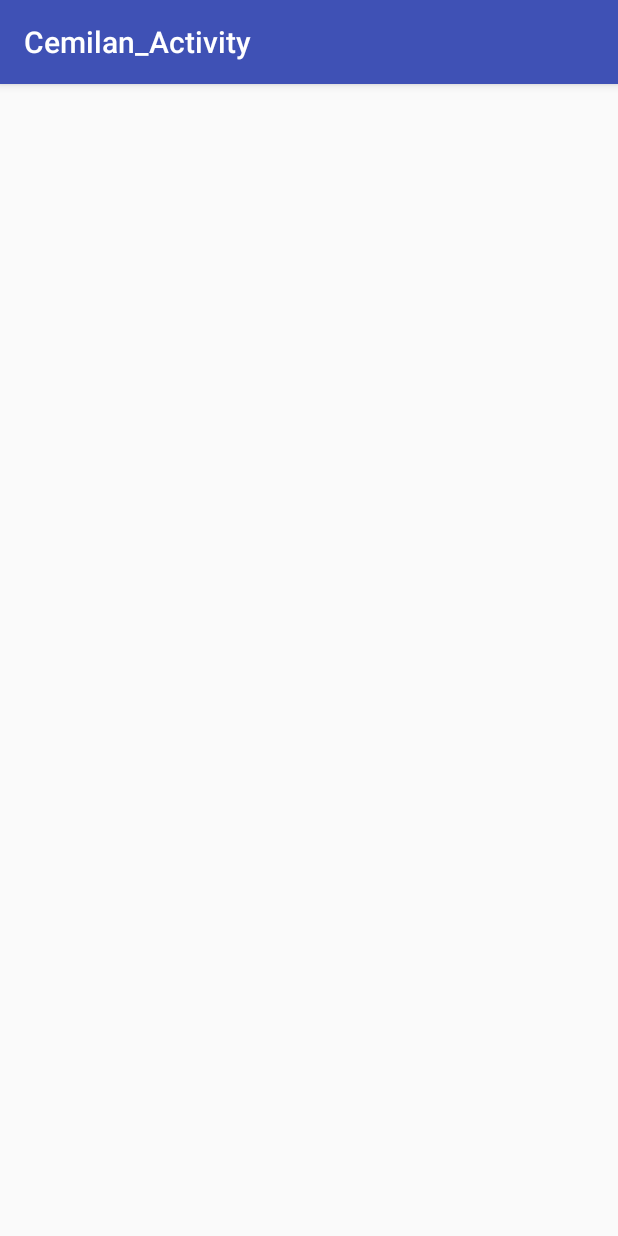
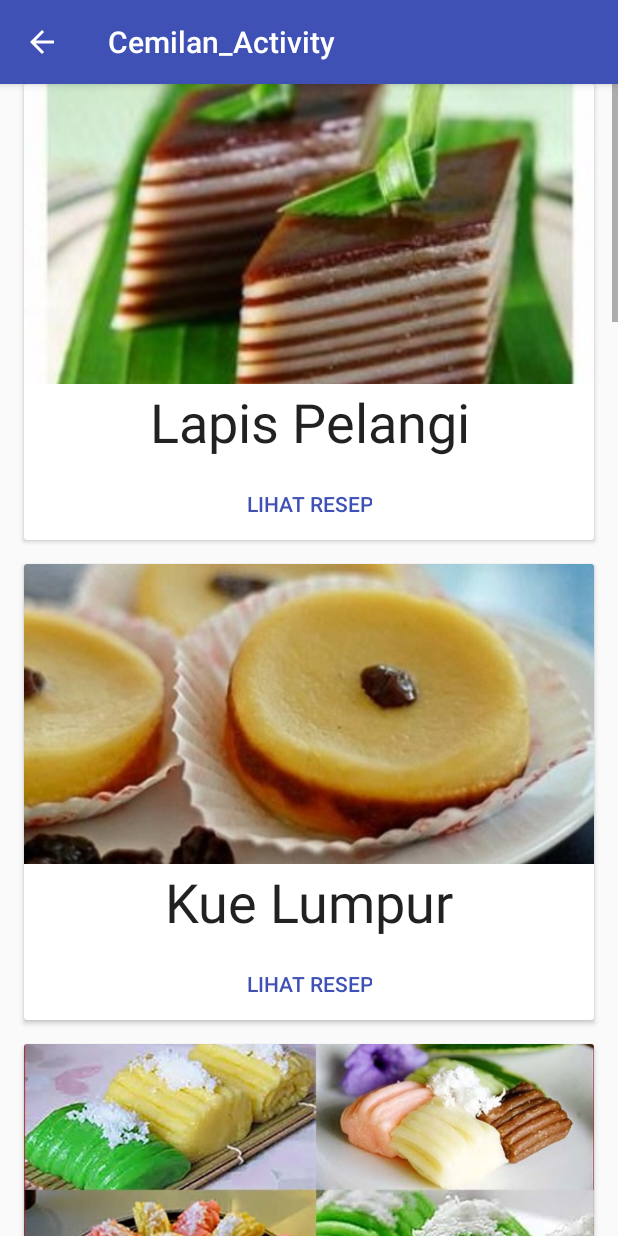
Before and after one commit to salsasavira/Javoodzzz, an Android app: the Cemilan_Activity screen opened directly, with no data from a screen before it, on a phone screen of 412 x 824 dp. Run offline under Robolectric (Android 15) with nearby library versions, the phone set to English and light mode, and no system bars.

Commit message:
+Recycler View and Detail for Cemilan

```diff
--- a/app/src/main/AndroidManifest.xml
+++ b/app/src/main/AndroidManifest.xml
@@ -36,6 +36,10 @@
         <activity
             android:name=".Detail.Detail_Minuman"
             android:label="@string/title_activity_detail__minuman"
+            android:theme="@style/AppTheme" />
+        <activity
+            android:name=".Detail.Detail_Cemilan"
+            android:label="@string/title_activity_detail__cemilan"
             android:theme="@style/AppTheme"></activity>
     </application>
 
--- a/app/src/main/java/id/sch/smktelkom_mlg/project2/xirpl32425263034/javoods/Cemilan_Activity.java
+++ b/app/src/main/java/id/sch/smktelkom_mlg/project2/xirpl32425263034/javoods/Cemilan_Activity.java
@@ -1,10 +1,26 @@
 package id.sch.smktelkom_mlg.project2.xirpl32425263034.javoods;
 
+import android.content.ContentResolver;
+import android.content.Intent;
+import android.content.res.Resources;
+import android.content.res.TypedArray;
 import android.os.Bundle;
 import android.support.v7.app.AppCompatActivity;
+import android.support.v7.widget.LinearLayoutManager;
+import android.support.v7.widget.RecyclerView;
 import android.support.v7.widget.Toolbar;
+import android.view.View;
 
-public class Cemilan_Activity extends AppCompatActivity {
+import java.util.ArrayList;
+
+import id.sch.smktelkom_mlg.project2.xirpl32425263034.javoods.Detail.Detail_Cemilan;
+import id.sch.smktelkom_mlg.project2.xirpl32425263034.javoods.adapter.CemilanAdapter;
+import id.sch.smktelkom_mlg.project2.xirpl32425263034.javoods.model.Cemilan;
+
+public class Cemilan_Activity extends AppCompatActivity implements CemilanAdapter.ICemilanAdapter {
+    public static final String CEMILAN = "cemilan";
+    ArrayList<Cemilan> mList = new ArrayList<>();
+    CemilanAdapter mAdapter;
 
     @Override
     protected void onCreate(Bundle savedInstanceState) {
@@ -12,8 +28,50 @@ public class Cemilan_Activity extends AppCompatActivity {
         setContentView(R.layout.activity_cemilan_);
         Toolbar toolbar = (Toolbar) findViewById(R.id.toolbar);
         setSupportActionBar(toolbar);
+        getSupportActionBar().setDisplayHomeAsUpEnabled(true);
+        toolbar.setNavigationOnClickListener(new View.OnClickListener() {
+            @Override
+            public void onClick(View view) {
+                onBackPressed();
+            }
+        });
 
+        RecyclerView recyclerView = (RecyclerView) findViewById(R.id.recyclerViewCemilan);
+        LinearLayoutManager layoutManager = new LinearLayoutManager(this);
+        recyclerView.setLayoutManager(layoutManager);
+        mAdapter = new CemilanAdapter(this, mList);
+        recyclerView.setAdapter(mAdapter);
+
+        filldata();
+    }
+
+    private void filldata() {
+        Resources resources = getResources();
+        String[] arJudul = resources.getStringArray(R.array.judulcemilan);
+        String[] arStep = resources.getStringArray(R.array.stepcemilan);
+        TypedArray a = resources.obtainTypedArray(R.array.cemilan_picture);
+        String[] arFoto = new String[a.length()];
+
+        for (int i = 0; i < arFoto.length; i++) {
+            int id = a.getResourceId(i, 0);
+            arFoto[i] = ContentResolver.SCHEME_ANDROID_RESOURCE + "://"
+                    + resources.getResourcePackageName(id) + '/'
+                    + resources.getResourceTypeName(id) + '/'
+                    + resources.getResourceEntryName(id);
+        }
+        a.recycle();
+
+        for (int i = 0; i < arJudul.length; i++) {
+            mList.add(new Cemilan(arJudul[i], arStep[i], arFoto[i]));
+        }
+        mAdapter.notifyDataSetChanged();
 
     }
 
+    @Override
+    public void doClick(int pos) {
+        Intent intent = new Intent(this, Detail_Cemilan.class);
+        intent.putExtra(CEMILAN, mList.get(pos));
+        startActivity(intent);
+    }
 }
--- a/app/src/main/java/id/sch/smktelkom_mlg/project2/xirpl32425263034/javoods/adapter/CemilanAdapter.java
+++ b/app/src/main/java/id/sch/smktelkom_mlg/project2/xirpl32425263034/javoods/adapter/CemilanAdapter.java
@@ -1,5 +1,7 @@
 package id.sch.smktelkom_mlg.project2.xirpl32425263034.javoods.adapter;
 
+import android.content.Context;
+import android.net.Uri;
 import android.support.v7.widget.RecyclerView;
 import android.view.LayoutInflater;
 import android.view.View;
@@ -7,13 +9,25 @@ import android.view.ViewGroup;
 import android.widget.ImageView;
 import android.widget.TextView;
 
+import java.util.ArrayList;
+
 import id.sch.smktelkom_mlg.project2.xirpl32425263034.javoods.R;
+import id.sch.smktelkom_mlg.project2.xirpl32425263034.javoods.model.Cemilan;
 
 /**
  * Created by Prasetya on 7/4/2017.
  */
 
 public class CemilanAdapter extends RecyclerView.Adapter<CemilanAdapter.ViewHolder> {
+
+    ArrayList<Cemilan> cemilanList;
+    ICemilanAdapter mICemilanAdapter;
+
+    public CemilanAdapter(Context context, ArrayList<Cemilan> cemilanList) {
+        this.cemilanList = cemilanList;
+        mICemilanAdapter = (ICemilanAdapter) context;
+    }
+
     @Override
     public ViewHolder onCreateViewHolder(ViewGroup parent, int viewType) {
         View v = LayoutInflater.from(parent.getContext()).inflate(R.layout.item_list_cemilan, parent, false);
@@ -23,12 +37,20 @@ public class CemilanAdapter extends RecyclerView.Adapter<CemilanAdapter.ViewHold
 
     @Override
     public void onBindViewHolder(ViewHolder holder, int position) {
-
+        Cemilan cemilan = cemilanList.get(position);
+        holder.tvJudul.setText(cemilan.nama);
+        holder.ivFoto.setImageURI(Uri.parse(cemilan.foto));
     }
 
     @Override
     public int getItemCount() {
+        if (cemilanList != null)
+            return cemilanList.size();
         return 0;
+    }
+
+    public interface ICemilanAdapter {
+        void doClick(int pos);
     }
 
     public class ViewHolder extends RecyclerView.ViewHolder {
@@ -39,6 +61,12 @@ public class CemilanAdapter extends RecyclerView.Adapter<CemilanAdapter.ViewHold
             super(itemView);
             ivFoto = (ImageView) itemView.findViewById(R.id.imageViewCemilan);
             tvJudul = (TextView) itemView.findViewById(R.id.textViewJudulCemilan);
+            itemView.setOnClickListener(new View.OnClickListener() {
+                @Override
+                public void onClick(View view) {
+                    mICemilanAdapter.doClick(getAdapterPosition());
+                }
+            });
         }
     }
 }
--- a/app/src/main/java/id/sch/smktelkom_mlg/project2/xirpl32425263034/javoods/model/Cemilan.java
+++ b/app/src/main/java/id/sch/smktelkom_mlg/project2/xirpl32425263034/javoods/model/Cemilan.java
@@ -1,20 +1,19 @@
 package id.sch.smktelkom_mlg.project2.xirpl32425263034.javoods.model;
 
-import android.graphics.drawable.Drawable;
+import java.io.Serializable;
 
 /**
  * Created by Prasetya on 7/4/2017.
  */
 
-public class Cemilan {
+public class Cemilan implements Serializable {
     public String nama;
-    public String alat;
     public String step;
-    public Drawable foto;
+    public String foto;
 
-    public Cemilan(String nama, String alat, String step, Drawable foto) {
+    public Cemilan(String nama, String step, String foto) {
         this.nama = nama;
-        this.alat = alat;
+
         this.step = step;
         this.foto = foto;
     }
--- a/app/src/main/res/layout/content_cemilan_.xml
+++ b/app/src/main/res/layout/content_cemilan_.xml
@@ -2,7 +2,7 @@
 <android.support.v7.widget.RecyclerView xmlns:android="http://schemas.android.com/apk/res/android"
     xmlns:app="http://schemas.android.com/apk/res-auto"
     xmlns:tools="http://schemas.android.com/tools"
-    android:id="@+id/recyclerView"
+    android:id="@+id/recyclerViewCemilan"
     android:layout_width="match_parent"
     android:layout_height="match_parent"
     android:clipToPadding="false"
--- a/app/src/main/res/layout/item_list_cemilan.xml
+++ b/app/src/main/res/layout/item_list_cemilan.xml
@@ -24,25 +24,14 @@
         <TextView
             android:id="@+id/textViewJudulCemilan"
             android:layout_width="match_parent"
-            android:layout_height="40dp"
-            android:layout_above="@+id/textViewDeskripsiCemilan"
-            android:layout_centerHorizontal="true"
-            android:textAppearance="@style/TextAppearance.AppCompat.Title"
-            android:textColor="@android:color/white"
-            tools:text="Judul" />
-
-        <TextView
-            android:id="@+id/textViewDeskripsiCemilan"
-            android:layout_width="match_parent"
-            android:layout_height="wrap_content"
-            android:layout_above="@+id/bLihatCamilan"
+            android:layout_height="50dp"
             android:layout_alignParentLeft="true"
             android:layout_alignParentStart="true"
-            android:ellipsize="end"
-            android:maxLines="1"
-            android:padding="16dp"
-            android:textAppearance="@style/TextAppearance.AppCompat.Medium"
-            tools:text="Deskripsi" />
+            android:layout_below="@+id/imageViewCemilan"
+            android:gravity="center"
+            android:textAppearance="@style/TextAppearance.AppCompat.Headline"
+            android:textSize="36sp"
+            tools:text="Judul" />
 
         <Button
             android:id="@+id/bLihatCemilan"
--- a/app/src/main/res/values/strings.xml
+++ b/app/src/main/res/values/strings.xml
@@ -95,4 +95,5 @@
     </string>
     <string name="action_settings">Settings</string>
     <string name="title_activity_detail__minuman">Detail_Minuman</string>
+    <string name="title_activity_detail__cemilan">Detail_Cemilan</string>
 </resources>
```
Also changed, not shown: app/src/main/java/id/sch/smktelkom_mlg/project2/xirpl32425263034/javoods/Detail/Detail_Cemilan.java (added, +49 -0 lines), app/src/main/res/drawable/ic_search_black_24dp.xml (added, +9 -0 lines), app/src/main/res/layout/activity_detail__cemilan.xml (added, +55 -0 lines), app/src/main/res/layout/content_detail__cemilan.xml (added, +47 -0 lines), app/src/main/res/menu/menu_detail__cemilan.xml (added, +10 -0 lines), app/src/main/res/menu/menu_makanan.xml (added, +13 -0 lines).
